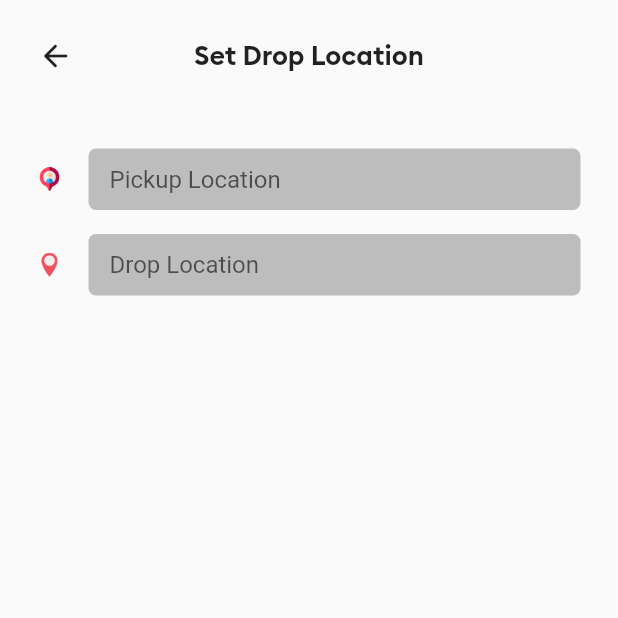
After one commit to AbhivanshBhatnagar/UberClone, a Flutter app: the HomeScreen screen opened by its route, after a tap on "Search Drop-off", on a phone screen of 412 x 824 dp, the top half of it. The commit adds this screen. Run offline on Flutter 3.47's test engine with Material 2 defaults, Android fonts, the phone set to English and light mode, and no system bars; our stand-ins replace firebase_auth, firebase_core, firebase_database, fluttertoast, geocoding, geolocator and 3 more; missing offline and left inert: dart:ffi, google_maps_flutter_platform_interface; accounts and stored records are empty.

Commit message:
some changes

```diff
--- a/lib/Screens/homescreen.dart
+++ b/lib/Screens/homescreen.dart
@@ -4,6 +4,7 @@ import 'package:flutter/material.dart';
 import 'package:google_maps_flutter/google_maps_flutter.dart';
 import 'package:google_maps_flutter_platform_interface/google_maps_flutter_platform_interface.dart';
 import 'package:geolocator/geolocator.dart';
+import 'package:uberclone/Screens/searchscreen.dart';
 import 'package:uberclone/appdata.dart';
 import 'package:uberclone/methods.dart';
 import 'package:provider/provider.dart';
@@ -168,7 +169,11 @@ double MapPadding=0.0;
                   SizedBox(
                     height: 20.0,
                   ),
-                  Container(
+                  GestureDetector(
+                    onTap: (){
+                      Navigator.push(context, MaterialPageRoute(builder: (context)=>SearchScreen()));
+                    },
+                    child: Container(
                       decoration: BoxDecoration(
                           color: Colors.white,
                           borderRadius: BorderRadius.circular(5.0),
@@ -195,6 +200,7 @@ double MapPadding=0.0;
                         ],
                       ),
                     ),
+                  ),
                   SizedBox(
                     height: 24.0,
                   ),
@@ -207,12 +213,13 @@ double MapPadding=0.0;
                       SizedBox(
                         width: 12.0,
                       ),
-                      Column(
+                      Expanded(
+                        child: Column(
                           crossAxisAlignment: CrossAxisAlignment.start,
                           children: [
                               Text(
                               Provider.of<AppData>(context).PickupLocation !=null ? Provider.of<AppData>(context).PickupLocation.formattedaddress:"Add Home",
-                            style: TextStyle(fontFamily: "BoltRegular"),
+                              style: TextStyle(fontFamily: "BoltRegular",)
                             ),
                             SizedBox(
                               height: 4.0,
@@ -223,6 +230,7 @@ double MapPadding=0.0;
                                     fontSize: 12.0,
                                     fontFamily: "BoltRegular"))
                           ],
+                        ),
                       )
                     ],
                   ),
--- /dev/null
+++ b/lib/Screens/searchscreen.dart
@@ -0,0 +1,142 @@
+import 'package:flutter/material.dart';
+import 'package:provider/provider.dart';
+import 'package:uberclone/appdata.dart';
+import 'package:http/http.dart' as http;
+class SearchScreen extends StatefulWidget {
+  const SearchScreen({Key? key}) : super(key: key);
+
+  @override
+  _SearchScreenState createState() => _SearchScreenState();
+}
+
+class _SearchScreenState extends State<SearchScreen> {
+  TextEditingController pickupcontroller=TextEditingController();
+  TextEditingController dropoffcontroller=TextEditingController();
+  @override
+  Widget build(BuildContext context) {
+    String Add=Provider.of<AppData>(context).PickupLocation.formattedaddress ??"";
+    pickupcontroller.text=Add;
+    void FindPlace(String place)async{
+      if(place!=null) {
+        String URL="https://api.foursquare.com/v2/venues/explore?client_id=KQVHC5QUVBH4DX0CPRUMGI5AUYSDQQSTQ5HEMLKJLIPXG4FZ&client_secret=G4QI52HOC0WD5RWI0O0GSRZ413LJQ1BRBTYGCNR4XPQXGEBN&v=20180323&limit=1&ll=27.2057821,77.9698279&query=$place";
+        var res = await http.get(Uri.parse(URL));
+        if(res==null){
+          return;
+        }
+        else{print(res.body);}
+      }
+    }
+    return SafeArea(
+      child: Scaffold(
+        body: Column(
+          children: [
+            Container(
+                height: 500,
+                child: Padding(
+                  padding: EdgeInsets.only(
+                      left: 25.0, top: 20.0, right: 25.0, bottom: 20.0),
+                  child: Column(
+                    children: [
+                      SizedBox(
+                        height: 5.0,
+                      ),
+                      Stack(
+                        children: [
+                          GestureDetector(
+                              onTap: () {
+                                Navigator.pop(context);
+                              },
+                              child: Icon(Icons.arrow_back_rounded)),
+                          Center(
+                              child: Text(
+                            "Set Drop Location",
+                            style: TextStyle(
+                                fontSize: 18.0, fontFamily: "BoltSemiBold"),
+                          ))
+                        ],
+                      ),
+                      SizedBox(
+                        height: 50.0,
+                      ),
+                      Row(
+                        children: [
+                          Image.asset(
+                            "images/pickicon.png",
+                            height: 16.0,
+                            width: 16.0,
+                          ),
+                          SizedBox(
+                            width: 18.0,
+                          ),
+                          Expanded(
+                            child: Container(
+                              decoration: BoxDecoration(
+                                  color: Colors.grey[400],
+                                  borderRadius: BorderRadius.circular(5.0)),
+                              child: Padding(
+                                padding: EdgeInsets.all(3.0),
+                                child: TextField(
+                                  controller: pickupcontroller,
+                                  decoration: InputDecoration(
+                                      hintText: "Pickup Location",
+                                      fillColor: Colors.grey[400],
+                                      filled: true,
+                                      border: InputBorder.none,
+                                      isDense: true,
+                                      contentPadding: EdgeInsets.only(
+                                          left: 11.0, top: 8.0, bottom: 8.0)),
+                                ),
+                              ),
+                            ),
+                          ),
+                        ],
+                      ),
+                      SizedBox(
+                        height: 16.0,
+                      ),
+                      Row(
+                        children: [
+                          Image.asset(
+                            "images/desticon.png",
+                            height: 16.0,
+                            width: 16.0,
+                          ),
+                          SizedBox(
+                            width: 18.0,
+                          ),
+                          Expanded(
+                            child: Container(
+                              decoration: BoxDecoration(
+                                  color: Colors.grey[400],
+                                  borderRadius: BorderRadius.circular(5.0)),
+                              child: Padding(
+                                padding: EdgeInsets.all(3.0),
+                                child: TextField(
+                                  onChanged: (value){
+                                    FindPlace(value);
+                                  },
+                                  controller: dropoffcontroller,
+                                  decoration: InputDecoration(
+                                      hintText: "Drop Location",
+                                      fillColor: Colors.grey[400],
+                                      filled: true,
+                                      border: InputBorder.none,
+                                      isDense: true,
+                                      contentPadding: EdgeInsets.only(
+                                          left: 11.0, top: 8.0, bottom: 8.0)),
+                                ),
+                              ),
+                            ),
+                          ),
+                        ],
+                      )
+                    ],
+                  ),
+                )),
+          ],
+        ),
+      ),
+    );
+
+  }
+}
--- a/lib/configmap.dart
+++ b/lib/configmap.dart
@@ -1 +1,2 @@
-String key="40e00490ece86c24112e1845bce28117";
+String MapMyIndiaKey="40e00490ece86c24112e1845bce28117";
+String GoogleKey="AIzaSyCj7a6JkG2PSYbADfe7TLhu92f2od2_t_8";
--- a/lib/methods.dart
+++ b/lib/methods.dart
@@ -10,7 +10,7 @@ import 'dart:async';
 class Methods{
   static Future<String> searchAddfromCoor(Position position ,context) async{
     String Add="";
-    String url="https://apis.mapmyindia.com/advancedmaps/v1/$key/rev_geocode?lat=${position.latitude}&lng=${position.longitude}&region=IND&lang=en";
+    String url="https://apis.mapmyindia.com/advancedmaps/v1/$MapMyIndiaKey/rev_geocode?lat=${position.latitude}&lng=${position.longitude}&region=IND&lang=en";
 
     var response=await GetResponse.getRequest(url);
     if(response!="Failed."){
```
Lines whose indentation alone changed are shown as unchanged.
